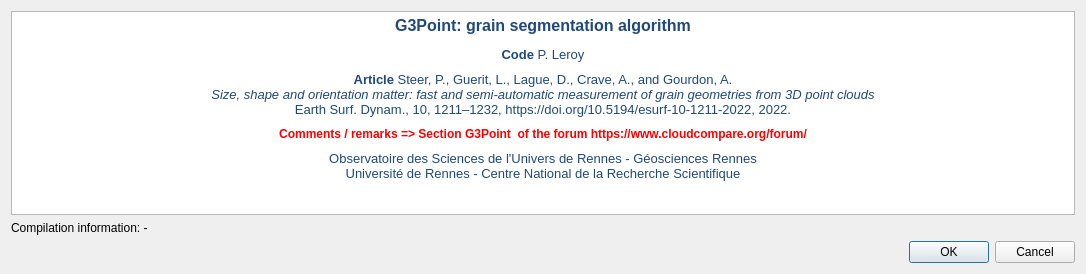
This is ui/G3PointDisclaimer.ui in p-leroy/qG3Point as Qt 5 draws it before an edit. The edited form follows.
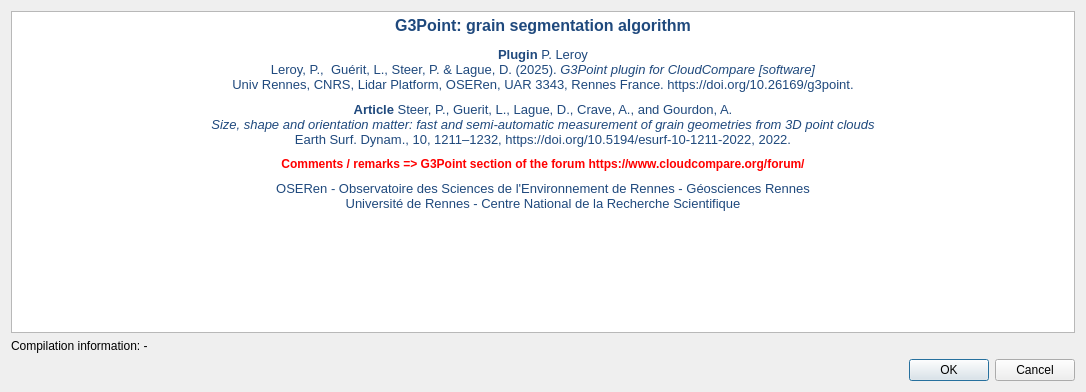
This is the edited form.

Commit message: update disclaimer and ui (default tab = segmentation)

Diff of the .ui file:
```diff
--- a/ui/G3PointDisclaimer.ui
+++ b/ui/G3PointDisclaimer.ui
@@ -7,7 +7,7 @@
     <x>0</x>
     <y>0</y>
     <width>1086</width>
-    <height>274</height>
+    <height>392</height>
    </rect>
   </property>
   <property name="windowTitle">
@@ -31,15 +31,17 @@
 li.checked::marker { content: &quot;\2612&quot;; }
 &lt;/style&gt;&lt;/head&gt;&lt;body style=&quot; font-family:'Segoe UI'; font-size:9pt; font-weight:400; font-style:normal;&quot;&gt;
 &lt;p align=&quot;center&quot; style=&quot; margin-top:12px; margin-bottom:12px; margin-left:0px; margin-right:0px; -qt-block-indent:0; text-indent:0px;&quot;&gt;&lt;span style=&quot; font-family:'Calibri,sans-serif'; font-size:12pt; font-weight:700; color:#1f497d;&quot;&gt;G3Point: grain segmentation algorithm&lt;/span&gt;&lt;/p&gt;
-&lt;p align=&quot;center&quot; style=&quot; margin-top:0px; margin-bottom:0px; margin-left:0px; margin-right:0px; -qt-block-indent:0; text-indent:0px; background-color:#ffffff;&quot;&gt;&lt;span style=&quot; font-family:'Slack-Lato','appleLogo','sans-serif'; font-size:10pt; font-weight:600; color:#1f497d;&quot;&gt;Code &lt;/span&gt;&lt;span style=&quot; font-family:'Slack-Lato','appleLogo','sans-serif'; font-size:10pt; color:#1f497d;&quot;&gt;P. Leroy&lt;/span&gt;&lt;/p&gt;
+&lt;p align=&quot;center&quot; style=&quot; margin-top:0px; margin-bottom:0px; margin-left:0px; margin-right:0px; -qt-block-indent:0; text-indent:0px; background-color:#ffffff;&quot;&gt;&lt;span style=&quot; font-family:'Slack-Lato','appleLogo','sans-serif'; font-size:10pt; font-weight:700; color:#1f497d;&quot;&gt;Plugin&lt;/span&gt;&lt;span style=&quot; font-family:'Slack-Lato','appleLogo','sans-serif'; font-size:10pt; font-weight:600; color:#1f497d;&quot;&gt; &lt;/span&gt;&lt;span style=&quot; font-family:'Slack-Lato','appleLogo','sans-serif'; font-size:10pt; color:#1f497d;&quot;&gt;P. Leroy&lt;/span&gt;&lt;/p&gt;
+&lt;p align=&quot;center&quot; style=&quot; margin-top:0px; margin-bottom:0px; margin-left:0px; margin-right:0px; -qt-block-indent:0; text-indent:0px; background-color:#ffffff;&quot;&gt;&lt;span style=&quot; font-family:'Slack-Lato','appleLogo','sans-serif'; font-size:10pt; color:#1f497d;&quot;&gt;Leroy, P.,  Guérit, L., Steer, P. &amp;amp; Lague, D. (2025). &lt;/span&gt;&lt;span style=&quot; font-family:'Slack-Lato','appleLogo','sans-serif'; font-size:10pt; font-style:italic; color:#1f497d;&quot;&gt;G3Point plugin for CloudCompare [software]&lt;/span&gt;&lt;/p&gt;
+&lt;p align=&quot;center&quot; style=&quot; margin-top:0px; margin-bottom:0px; margin-left:0px; margin-right:0px; -qt-block-indent:0; text-indent:0px; background-color:#ffffff;&quot;&gt;&lt;span style=&quot; font-family:'Slack-Lato','appleLogo','sans-serif'; font-size:10pt; color:#1f497d;&quot;&gt;Univ Rennes, CNRS, Lidar Platform, OSERen, UAR 3343, Rennes France. https://doi.org/10.26169/g3point.&lt;/span&gt;&lt;/p&gt;
 &lt;p align=&quot;center&quot; style=&quot; margin-top:0px; margin-bottom:0px; margin-left:0px; margin-right:0px; -qt-block-indent:0; text-indent:0px; background-color:#ffffff;&quot;&gt;&lt;span style=&quot; font-family:'Slack-Lato','appleLogo','sans-serif'; font-size:6pt; color:#1f497d; background-color:#ffffff;&quot;&gt; &lt;/span&gt;&lt;/p&gt;
 &lt;p align=&quot;center&quot; style=&quot; margin-top:0px; margin-bottom:0px; margin-left:0px; margin-right:0px; -qt-block-indent:0; text-indent:0px; background-color:#ffffff;&quot;&gt;&lt;span style=&quot; font-family:'Slack-Lato','appleLogo','sans-serif'; font-size:10pt; font-weight:700; color:#1f497d; background-color:#ffffff;&quot;&gt;Article&lt;/span&gt;&lt;span style=&quot; font-family:'Slack-Lato','appleLogo','sans-serif'; font-size:10pt; color:#1f497d; background-color:#ffffff;&quot;&gt; Steer, P., Guerit, L., Lague, D., Crave, A., and Gourdon, A.&lt;/span&gt;&lt;/p&gt;
 &lt;p align=&quot;center&quot; style=&quot; margin-top:0px; margin-bottom:0px; margin-left:0px; margin-right:0px; -qt-block-indent:0; text-indent:0px; background-color:#ffffff;&quot;&gt;&lt;span style=&quot; font-family:'Slack-Lato','appleLogo','sans-serif'; font-size:10pt; font-style:italic; color:#1f497d; background-color:#ffffff;&quot;&gt;Size, shape and orientation matter: fast and semi-automatic measurement of grain geometries from 3D point clouds&lt;/span&gt;&lt;/p&gt;
 &lt;p align=&quot;center&quot; style=&quot; margin-top:0px; margin-bottom:0px; margin-left:0px; margin-right:0px; -qt-block-indent:0; text-indent:0px; background-color:#ffffff;&quot;&gt;&lt;span style=&quot; font-family:'Slack-Lato','appleLogo','sans-serif'; font-size:10pt; color:#1f497d; background-color:#ffffff;&quot;&gt;Earth Surf. Dynam., 10, 1211–1232, https://doi.org/10.5194/esurf-10-1211-2022, 2022.&lt;/span&gt;&lt;/p&gt;
 &lt;p style=&quot; margin-top:0px; margin-bottom:0px; margin-left:0px; margin-right:0px; -qt-block-indent:0; text-indent:0px;&quot;&gt;&lt;span style=&quot; font-family:'Calibri,sans-serif'; font-size:6pt; color:#1f497d;&quot;&gt; &lt;/span&gt;&lt;/p&gt;
-&lt;p align=&quot;center&quot; style=&quot; margin-top:0px; margin-bottom:0px; margin-left:0px; margin-right:0px; -qt-block-indent:0; text-indent:0px;&quot;&gt;&lt;span style=&quot; font-weight:700; color:#ff0000;&quot;&gt;Comments / remarks =&amp;gt; Section G3Point  of the forum https://www.cloudcompare.org/forum/&lt;/span&gt;&lt;/p&gt;
+&lt;p align=&quot;center&quot; style=&quot; margin-top:0px; margin-bottom:0px; margin-left:0px; margin-right:0px; -qt-block-indent:0; text-indent:0px;&quot;&gt;&lt;span style=&quot; font-weight:700; color:#ff0000;&quot;&gt;Comments / remarks =&amp;gt; G3Point section of the forum https://www.cloudcompare.org/forum/&lt;/span&gt;&lt;/p&gt;
 &lt;p style=&quot; margin-top:0px; margin-bottom:0px; margin-left:0px; margin-right:0px; -qt-block-indent:0; text-indent:0px;&quot;&gt;&lt;span style=&quot; font-size:6pt;&quot;&gt; &lt;/span&gt;&lt;span style=&quot; font-family:'Calibri,sans-serif'; font-size:6pt; color:#1f497d; background-color:#ffffff;&quot;&gt; &lt;/span&gt;&lt;/p&gt;
-&lt;p align=&quot;center&quot; style=&quot; margin-top:0px; margin-bottom:0px; margin-left:0px; margin-right:0px; -qt-block-indent:0; text-indent:0px; background-color:#ffffff;&quot;&gt;&lt;span style=&quot; font-family:'Calibri,sans-serif'; font-size:10pt; color:#1f497d; background-color:#ffffff;&quot;&gt;Observatoire des Sciences de l'Univers de Rennes - Géosciences Rennes&lt;/span&gt;&lt;/p&gt;
+&lt;p align=&quot;center&quot; style=&quot; margin-top:0px; margin-bottom:0px; margin-left:0px; margin-right:0px; -qt-block-indent:0; text-indent:0px; background-color:#ffffff;&quot;&gt;&lt;span style=&quot; font-family:'Calibri,sans-serif'; font-size:10pt; color:#1f497d; background-color:#ffffff;&quot;&gt;OSERen - Observatoire des Sciences de l'Environnement de Rennes - Géosciences Rennes&lt;/span&gt;&lt;/p&gt;
 &lt;p align=&quot;center&quot; style=&quot; margin-top:0px; margin-bottom:0px; margin-left:0px; margin-right:0px; -qt-block-indent:0; text-indent:0px; background-color:#ffffff;&quot;&gt;&lt;span style=&quot; font-family:'Calibri,sans-serif'; font-size:10pt; color:#1f497d; background-color:#ffffff;&quot;&gt;Université de Rennes - Centre National de la Recherche Scientifique&lt;/span&gt;&lt;/p&gt;&lt;/body&gt;&lt;/html&gt;</string>
      </property>
     </widget>
```
Left out of the diff: 4 changed lines with no effect on the pictures. The commit also changes 1 other file.
